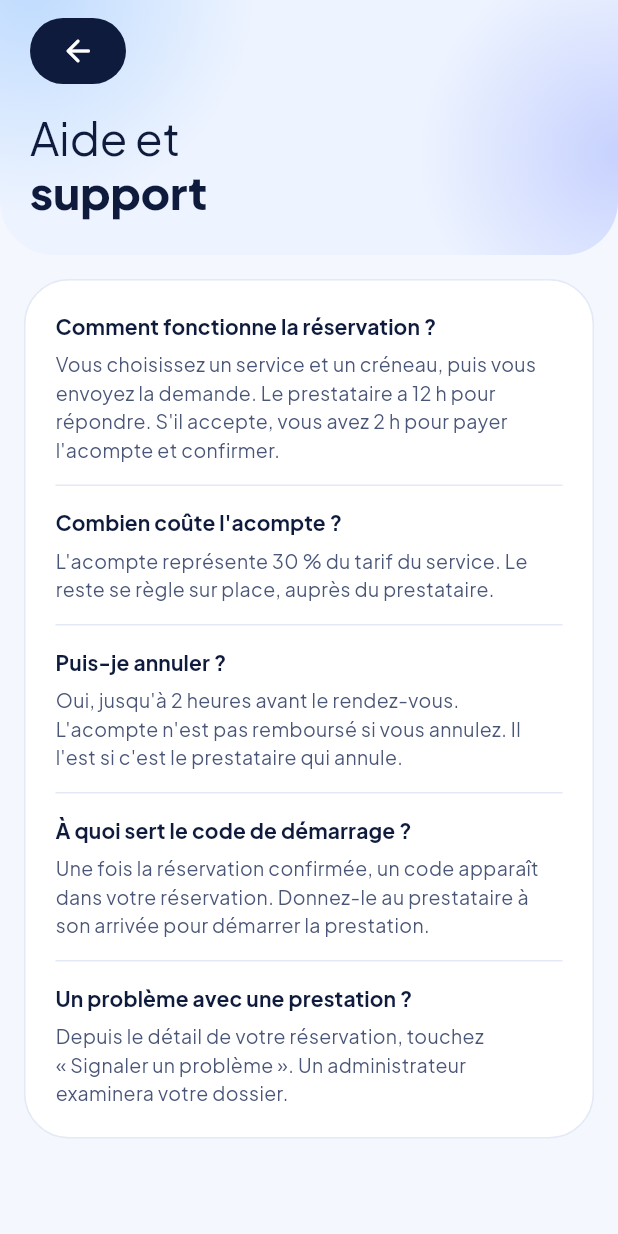
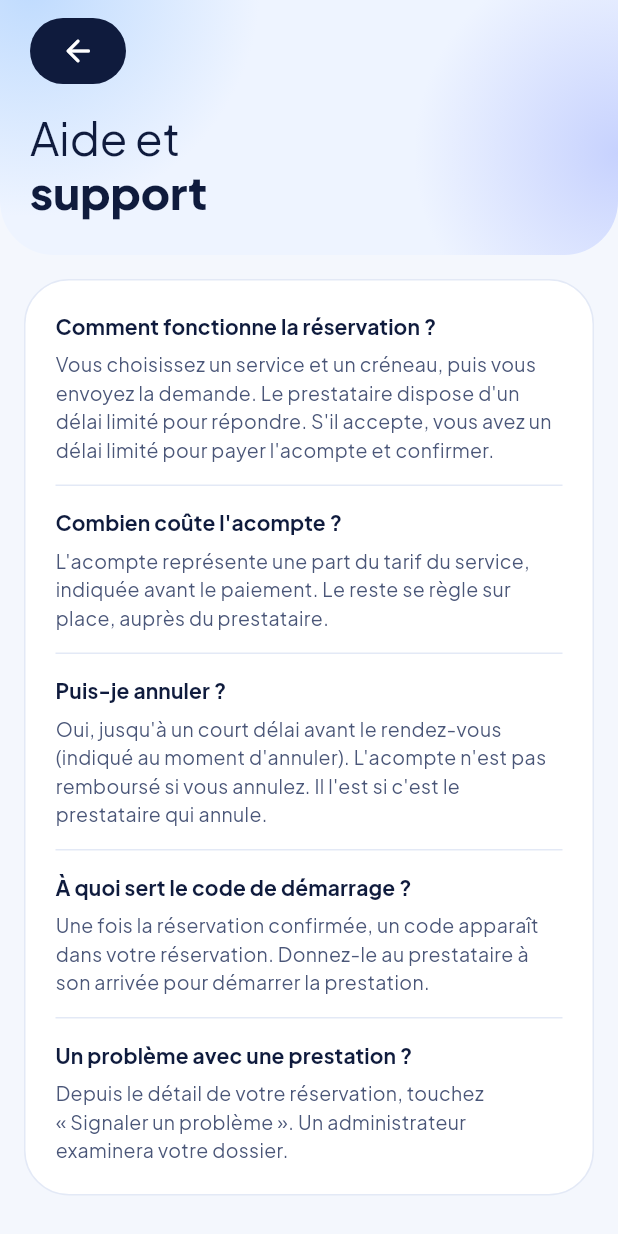
Before and after one commit to abdou-drame/sopi, a Flutter app: the AidePage screen opened by its route, on a phone screen of 412 x 824 dp. Run offline on Flutter 3.47's test engine with Material 3 defaults, Android fonts, the phone set to English and light mode, and no system bars; our stand-ins replace dio, file_picker, flutter_riverpod, flutter_secure_storage, go_router, google_fonts and 2 more; accounts and stored records are empty; network calls fail.

Commit message:
Retire les délais et taux écrits en dur dans les textes (aide, paiement, créneau, annulation, connexion)
Co-Authored-By: Claude Sonnet 5.5 <noreply@anthropic.com>

```diff
--- a/mobile/lib/features/auth/connexion_page.dart
+++ b/mobile/lib/features/auth/connexion_page.dart
@@ -105,7 +105,7 @@ class _ConnexionPageState extends ConsumerState<ConnexionPage> {
                   onFin: () => setState(() => _blocage = null),
                   builder: (_, restant) => BandeauErreur.alerte(
                     message:
-                        'Trop de tentatives. Votre accès est bloqué 15 minutes. '
+                        'Trop de tentatives. Votre accès est temporairement bloqué. '
                         'Réessayez dans ${formaterDecompte(restant)}.',
                   ),
                 )
--- a/mobile/lib/features/compte/aide_page.dart
+++ b/mobile/lib/features/compte/aide_page.dart
@@ -12,15 +12,15 @@ const messageMessagerieIndisponible = "Impossible d'ouvrir votre messagerie.";
 const _questions = [
   (
     'Comment fonctionne la réservation ?',
-    "Vous choisissez un service et un créneau, puis vous envoyez la demande. Le prestataire a 12 h pour répondre. S'il accepte, vous avez 2 h pour payer l'acompte et confirmer.",
+    "Vous choisissez un service et un créneau, puis vous envoyez la demande. Le prestataire dispose d'un délai limité pour répondre. S'il accepte, vous avez un délai limité pour payer l'acompte et confirmer.",
   ),
   (
     "Combien coûte l'acompte ?",
-    "L'acompte représente 30 % du tarif du service. Le reste se règle sur place, auprès du prestataire.",
+    "L'acompte représente une part du tarif du service, indiquée avant le paiement. Le reste se règle sur place, auprès du prestataire.",
   ),
   (
     'Puis-je annuler ?',
-    "Oui, jusqu'à 2 heures avant le rendez-vous. L'acompte n'est pas remboursé si vous annulez. Il l'est si c'est le prestataire qui annule.",
+    "Oui, jusqu'à un court délai avant le rendez-vous (indiqué au moment d'annuler). L'acompte n'est pas remboursé si vous annulez. Il l'est si c'est le prestataire qui annule.",
   ),
   (
     'À quoi sert le code de démarrage ?',
--- a/mobile/lib/features/reservation/annulation_reservation.dart
+++ b/mobile/lib/features/reservation/annulation_reservation.dart
@@ -150,7 +150,7 @@ class _EtatFeuille extends ConsumerState<_FeuilleAnnulation> {
                             children: [
                               const TextSpan(
                                 text:
-                                    'Vous pouvez annuler jusqu\'à 2 heures avant le rendez-vous. ',
+                                    'Vous pouvez annuler tant que le délai d\'annulation n\'est pas dépassé. ',
                               ),
                               TextSpan(
                                 text:
--- a/mobile/lib/features/reservation/choix_creneau_page.dart
+++ b/mobile/lib/features/reservation/choix_creneau_page.dart
@@ -450,7 +450,7 @@ class _ChoixCreneauPageState extends ConsumerState<ChoixCreneauPage> {
           ],
           const SizedBox(height: 16),
           Text(
-            'Seuls les créneaux libres sont affichés. Une fois choisi, le créneau est retenu 5 minutes. Passé ce délai, il faudra le choisir de nouveau.',
+            'Seuls les créneaux libres sont affichés. Une fois choisi, le créneau vous est réservé le temps du compte à rebours. Passé ce délai, il faudra le choisir de nouveau.',
             style: theme.textTheme.bodySmall?.copyWith(
               fontSize: 12,
               height: 17 / 12,
--- a/mobile/lib/features/reservation/demande_envoyee_page.dart
+++ b/mobile/lib/features/reservation/demande_envoyee_page.dart
@@ -9,12 +9,6 @@ import '../../core/theme/dimensions.dart';
 import '../../core/widgets/boutons.dart';
 import '../../core/widgets/en_tete_degrade.dart';
 import 'modeles.dart';
-
-/// Délai laissé au prestataire pour répondre (règle serveur ; l'API ne le renvoie pas dans la création).
-const delaiReponsePrestataireHeures = 12;
-
-/// Délai laissé au client pour payer l'acompte une fois la demande acceptée.
-const delaiPaiementHeures = 2;
 
 /// Écran « Demande envoyée » (maquette DemandeEnvoyee) : récapitulatif de la demande qui vient d'être créée.
 /// Aucun paiement à ce stade : le client paie seulement après l'acceptation du prestataire.
@@ -101,7 +95,7 @@ class DemandeEnvoyeePage extends StatelessWidget {
                                   horizontal: 20,
                                 ),
                                 child: Text(
-                                  '${r.prestataireNom} a $delaiReponsePrestataireHeures h pour répondre. Aucun paiement maintenant.',
+                                  '${r.prestataireNom} va répondre à votre demande. Aucun paiement maintenant.',
                                   textAlign: TextAlign.center,
                                   style: theme.textTheme.bodyMedium?.copyWith(
                                     fontSize: 14,
@@ -152,7 +146,7 @@ class DemandeEnvoyeePage extends StatelessWidget {
                               borderRadius: BorderRadius.circular(22),
                             ),
                             child: Text(
-                              "Dès que le prestataire accepte, vous êtes prévenu et vous avez $delaiPaiementHeures h pour payer l'acompte. La réservation est confirmée une fois l'acompte payé.",
+                              "Dès que le prestataire accepte, vous êtes prévenu et vous disposez d'un délai limité pour payer l'acompte. La réservation est confirmée une fois l'acompte payé.",
                               style: theme.textTheme.bodyMedium?.copyWith(
                                 fontSize: 13,
                                 height: 19 / 13,
--- a/mobile/lib/features/reservation/detail_reservation_page.dart
+++ b/mobile/lib/features/reservation/detail_reservation_page.dart
@@ -18,8 +18,6 @@ import '../../core/widgets/en_tete_degrade.dart';
 import '../../core/widgets/etats.dart';
 import '../../core/widgets/ligne_montant.dart';
 import 'annulation_reservation.dart';
-import 'demande_envoyee_page.dart'
-    show delaiPaiementHeures, delaiReponsePrestataireHeures;
 import 'depot_reservation.dart';
 import 'modeles.dart';
 import 'presentation_reservation.dart';
@@ -214,7 +212,7 @@ class _EtatDetail extends ConsumerState<DetailReservationPage>
   String _messageAttente(ReservationClient r) {
     final limite = r.reponseAvant;
     final delai = limite == null
-        ? 'Il a jusqu\'à $delaiReponsePrestataireHeures h pour répondre.'
+        ? 'Il a un délai limité pour répondre.'
         : 'Le prestataire a jusqu\'au ${_enMinuscule(formaterDate(limite))} pour répondre.';
     return 'En attente de la réponse du prestataire. $delai Vous êtes prévenu dès qu\'il répond.';
   }
@@ -238,8 +236,7 @@ class _EtatDetail extends ConsumerState<DetailReservationPage>
         _BlocAcceptee(
           message: 'Payez l\'acompte pour confirmer votre réservation.',
           paiementAvant: r.paiementAvant,
-          delai:
-              'Vous avez $delaiPaiementHeures h après l\'acceptation pour payer.',
+          delai: 'Vous avez un délai limité après l\'acceptation pour payer.',
           maintenant: ref.read(horlogeProvider),
           onExpire: _relire,
         ),
--- a/mobile/lib/features/reservation/paiement_page.dart
+++ b/mobile/lib/features/reservation/paiement_page.dart
@@ -534,7 +534,7 @@ class _Contenu extends ConsumerWidget {
               Padding(
                 padding: const EdgeInsets.symmetric(horizontal: 4),
                 child: Text(
-                  'Annulation gratuite jusqu\'à 2 h avant, mais l\'acompte n\'est pas remboursé. Il l\'est si le prestataire annule.',
+                  'Annulation possible avant le rendez-vous, mais l\'acompte n\'est pas remboursé. Il l\'est si le prestataire annule.',
                   style: theme.textTheme.bodySmall?.copyWith(
                     color: CouleursSopi.texteDiscret,
                     height: 17 / 12,
@@ -903,7 +903,7 @@ class _Echec extends StatelessWidget {
         borderRadius: BorderRadius.circular(24),
       ),
       child: Text(
-        'Votre créneau est conservé pendant 2 heures. Passé ce délai sans paiement, la réservation est annulée automatiquement.',
+        'Votre créneau est conservé pendant un délai limité. Passé ce délai sans paiement, la réservation est annulée automatiquement.',
         style: Theme.of(context).textTheme.bodyMedium?.copyWith(
           fontSize: 13,
           height: 19 / 13,
```
Also changed, not shown: 7 other files.
